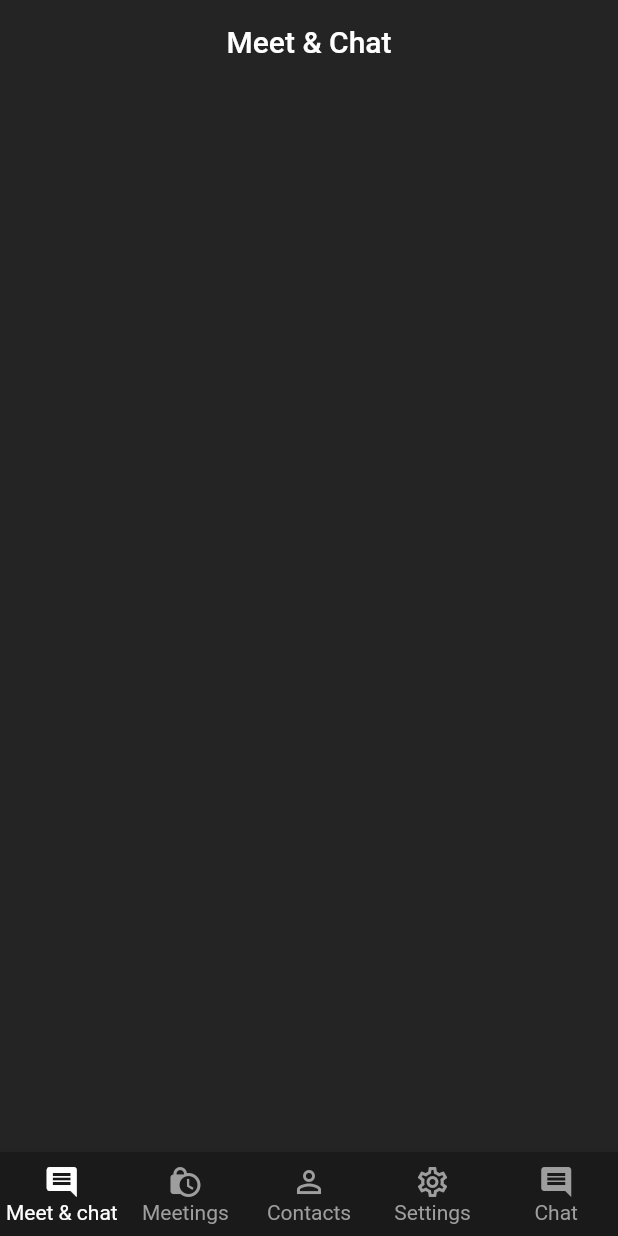
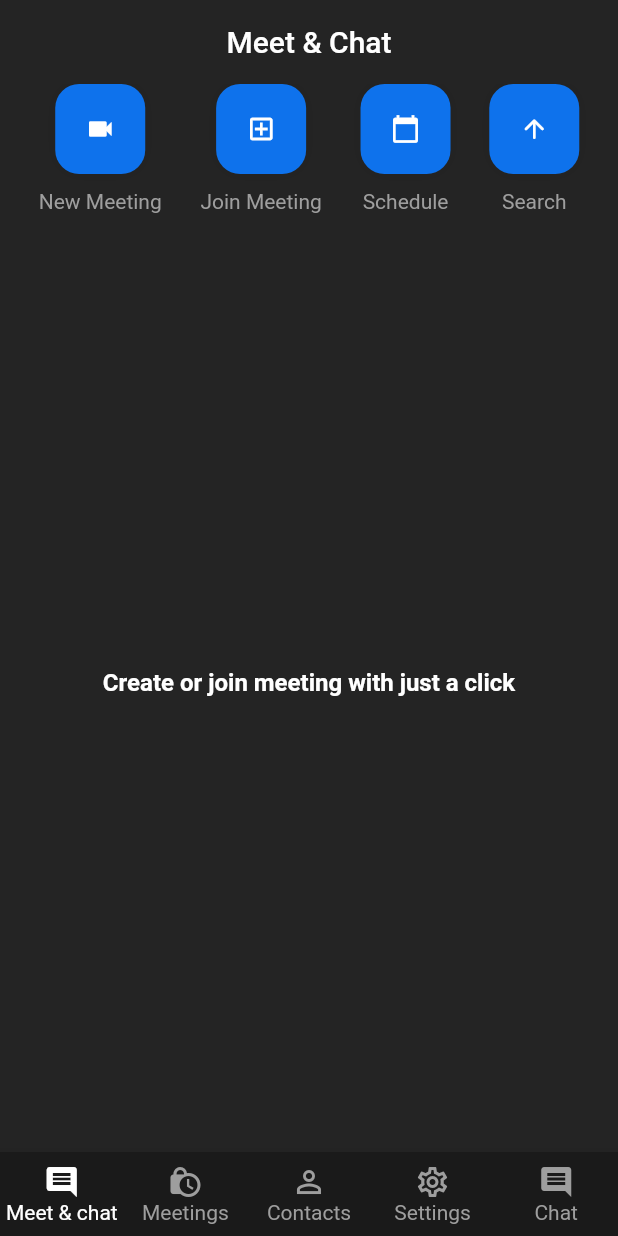
Before and after one commit to MohammedAjsal/zoom_clone, a Flutter app: the screen it shows once a user with an empty profile is signed in, on a phone screen of 412 x 824 dp. Run offline on Flutter 3.47's test engine with Material 2 defaults, Android fonts, the phone set to English and light mode, and no system bars; our stand-ins replace cloud_firestore, firebase_auth, firebase_core, google_sign_in; accounts and stored records are empty.

Commit message:
ui updated

```diff
--- a/lib/screens/home_screen.dart
+++ b/lib/screens/home_screen.dart
@@ -1,5 +1,6 @@
 import 'package:flutter/material.dart';
 import 'package:zoom_clone/utils/colors.dart';
+import 'package:zoom_clone/widgets/home_meeting_button.dart';
 
 class HomeScreen extends StatefulWidget {
   const HomeScreen({super.key});
@@ -24,6 +25,42 @@ class _HomeScreenState extends State<HomeScreen> {
         elevation: 0,
         title: const Text("Meet & Chat"),
         centerTitle: true,
+      ),
+      body: Column(
+        children: [
+          Row(
+            mainAxisAlignment: MainAxisAlignment.spaceEvenly,
+            children: [
+              HomeMeetingButton(
+                onpressed: () {},
+                icon: Icons.videocam,
+                text: "New Meeting",
+              ),
+              HomeMeetingButton(
+                onpressed: () {},
+                icon: Icons.add_box_outlined,
+                text: "Join Meeting",
+              ),
+              HomeMeetingButton(
+                onpressed: () {},
+                icon: Icons.calendar_today,
+                text: "Schedule",
+              ),
+              HomeMeetingButton(
+                onpressed: () {},
+                icon: Icons.arrow_upward_rounded,
+                text: "Search",
+              ),
+            ],
+          ),
+          const Expanded(
+              child: Center(
+            child: Text(
+              "Create or join meeting with just a click",
+              style: TextStyle(fontWeight: FontWeight.bold, fontSize: 16),
+            ),
+          ))
+        ],
       ),
       // backgroundColor: Colors.white,
       bottomNavigationBar: BottomNavigationBar(
--- /dev/null
+++ b/lib/widgets/home_meeting_button.dart
@@ -0,0 +1,47 @@
+import 'package:flutter/material.dart';
+import 'package:zoom_clone/utils/colors.dart';
+
+class HomeMeetingButton extends StatelessWidget {
+  final VoidCallback onpressed;
+  final IconData icon;
+  final String text;
+  const HomeMeetingButton(
+      {super.key,
+      required this.onpressed,
+      required this.icon,
+      required this.text});
+
+  @override
+  Widget build(BuildContext context) {
+    return GestureDetector(
+      onTap: onpressed,
+      child: Column(
+        children: [
+          Container(
+            height: 60,
+            width: 60,
+            decoration: BoxDecoration(
+              color: buttonColor,
+              borderRadius: BorderRadius.circular(16),
+              boxShadow: [
+                BoxShadow(
+                  blurRadius: 10,
+                  color: Colors.black.withOpacity(0.06),
+                )
+              ],
+            ),
+            child: Icon(
+              icon,
+              color: Colors.white,
+              size: 20,
+            ),
+          ),
+          const SizedBox(
+            height: 10,
+          ),
+          Text(text, style: const TextStyle(color: Colors.grey)),
+        ],
+      ),
+    );
+  }
+}
```
